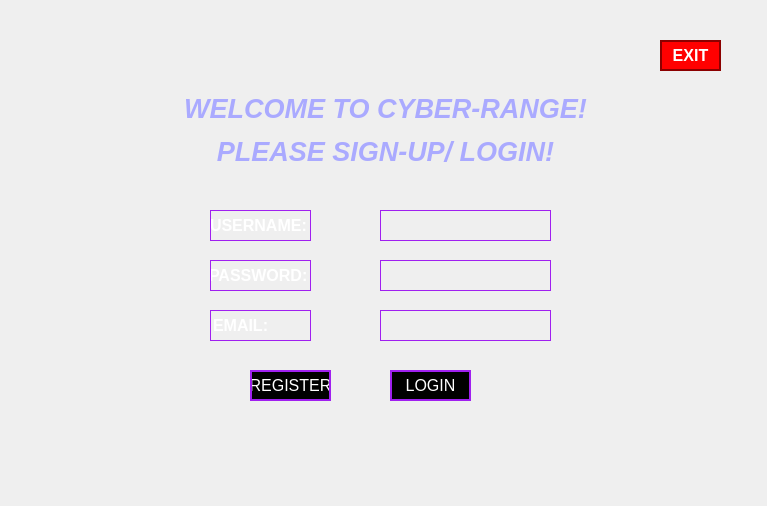
This is CyberRange/Client/LoginDialog.ui in Pafy-24/CyberRange----POO as Qt 5 draws it before an edit. The edited form follows.
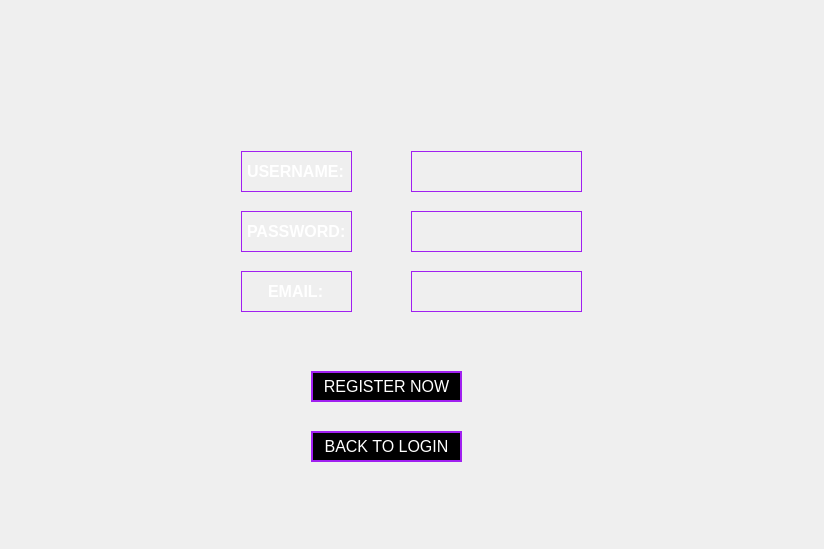
This is the edited form. Icons and pictures are not drawn.

Patch:
```diff
--- a/CyberRange/Client/LoginDialog.ui
+++ b/CyberRange/Client/LoginDialog.ui
@@ -6,8 +6,8 @@
    <rect>
     <x>0</x>
     <y>0</y>
-    <width>767</width>
-    <height>506</height>
+    <width>824</width>
+    <height>549</height>
    </rect>
   </property>
   <property name="font">
@@ -27,11 +27,171 @@
 background-position: center;
 background-size: cover;</string>
   </property>
+  <layout class="QHBoxLayout" name="horizontalLayout">
+   <item>
+    <widget class="QStackedWidget" name="stackedWidget">
+     <property name="styleSheet">
+      <string notr="true">background-image: url(:/background/fundal.jpg);
+background-repeat: no-repeat;
+background-position: center;
+background-size: cover;</string>
+     </property>
+     <property name="currentIndex">
+      <number>1</number>
+     </property>
+     <widget class="QWidget" name="page_5">
+      <property name="styleSheet">
+       <string notr="true">background-image: url(:/background/fundal.jpg);
+background-repeat: no-repeat;
+background-position: center;
+background-size: cover;
+</string>
+      </property>
+      <widget class="QLabel" name="labelWelcome">
+       <property name="geometry">
+        <rect>
+         <x>150</x>
+         <y>90</y>
+         <width>491</width>
+         <height>101</height>
+        </rect>
+       </property>
+       <property name="autoFillBackground">
+        <bool>false</bool>
+       </property>
+       <property name="styleSheet">
+        <string notr="true">QLabel {
+    background-color: transparent;
+    color: rgb(170, 170, 255)
+    font-weight: bold;
+    font-size: 20px;
+    border-radius: 10px; 
+}</string>
+       </property>
+       <property name="text">
+        <string>&lt;html&gt;&lt;head/&gt;&lt;body&gt;&lt;p align=&quot;center&quot;&gt;&lt;span style=&quot; font-size:20pt; font-weight:700; font-style:italic; color:#aaaaff;&quot;&gt;WELCOME TO CYBER-RANGE!&lt;/span&gt;&lt;/p&gt;&lt;p align=&quot;center&quot;&gt;&lt;span style=&quot; font-size:20pt; font-weight:700; font-style:italic; color:#aaaaff;&quot;&gt;PLEASE SIGN-UP/ LOGIN!&lt;/span&gt;&lt;/p&gt;&lt;/body&gt;&lt;/html&gt;</string>
+       </property>
+      </widget>
+      <widget class="QLineEdit" name="lineEditUsername2">
+       <property name="geometry">
+        <rect>
+         <x>250</x>
+         <y>250</y>
+         <width>101</width>
+         <height>31</height>
+        </rect>
+       </property>
+       <property name="font">
+        <font>
+         <pointsize>12</pointsize>
+         <italic>false</italic>
+         <bold>true</bold>
+         <strikeout>false</strikeout>
+        </font>
+       </property>
+       <property name="autoFillBackground">
+        <bool>false</bool>
+       </property>
+       <property name="styleSheet">
+        <string notr="true">QLineEdit {
+    background: transparent;
+    border: 1px solid #a020f0;
+    color: white;
+}
+
+QLineEdit:focus {
+    border: 2px solid white;
+}</string>
+       </property>
+       <property name="text">
+        <string>USERNAME:</string>
+       </property>
+       <property name="alignment">
+        <set>Qt::AlignmentFlag::AlignCenter</set>
+       </property>
+       <property name="readOnly">
+        <bool>true</bool>
+       </property>
+      </widget>
+      <widget class="QLineEdit" name="lineEditPassword2">
+       <property name="geometry">
+        <rect>
+         <x>250</x>
+         <y>310</y>
+         <width>101</width>
+         <height>31</height>
+        </rect>
+       </property>
+       <property name="font">
+        <font>
+         <pointsize>12</pointsize>
+         <bold>true</bold>
+        </font>
+       </property>
+       <property name="autoFillBackground">
+        <bool>false</bool>
+       </property>
+       <property name="styleSheet">
+        <string notr="true">QLineEdit {
+    background: transparent;
+    border: 1px solid #a020f0;
+    color: white;
+}
+
+QLineEdit:focus {
+    border: 2px solid white;
+}</string>
+       </property>
+       <property name="text">
+        <string>PASSWORD:</string>
+       </property>
+       <property name="alignment">
+        <set>Qt::AlignmentFlag::AlignCenter</set>
+       </property>
+       <property name="readOnly">
+        <bool>true</bool>
+       </property>
+      </widget>
+      <widget class="QPushButton" name="registerButton">
+       <property name="geometry">
+        <rect>
+         <x>260</x>
+         <y>400</y>
+         <width>91</width>
+         <height>41</height>
+        </rect>
+       </property>
+       <property name="font">
+        <font>
+         <pointsize>11</pointsize>
+        </font>
+       </property>
+       <property name="styleSheet">
+        <string notr="true">QPushButton {
+    background-color: black;
+    border: 2px solid #a020f0;
+    color: white;
+}
+
+QPushButton:hover {
+    background-color: #a020f0;
+    border: 2px solid white;
+}
+
+QPushButton:pressed {
+    background-color: #8000ff;
+    border: 2px solid white;
+}</string>
+       </property>
+       <property name="text">
+        <string>REGISTER</string>
+       </property>
+      </widget>
   <widget class="QLineEdit" name="lineEditUsername">
    <property name="geometry">
     <rect>
-     <x>380</x>
-     <y>210</y>
+         <x>390</x>
+         <y>250</y>
      <width>171</width>
      <height>31</height>
     </rect>
@@ -51,8 +211,8 @@
   <widget class="QLineEdit" name="lineEditPassword">
    <property name="geometry">
     <rect>
-     <x>380</x>
-     <y>260</y>
+         <x>390</x>
+         <y>310</y>
      <width>171</width>
      <height>31</height>
     </rect>
@@ -75,12 +235,17 @@
   <widget class="QPushButton" name="loginButton">
    <property name="geometry">
     <rect>
-     <x>390</x>
-     <y>370</y>
-     <width>81</width>
-     <height>31</height>
-    </rect>
-   </property>
+         <x>420</x>
+         <y>400</y>
+         <width>91</width>
+         <height>41</height>
+        </rect>
+       </property>
+       <property name="font">
+        <font>
+         <pointsize>11</pointsize>
+        </font>
+       </property>
    <property name="styleSheet">
     <string notr="true">QPushButton {
     background-color: black;
@@ -102,121 +267,11 @@
     <string>LOGIN</string>
    </property>
   </widget>
-  <widget class="QPushButton" name="registerButton">
-   <property name="geometry">
-    <rect>
-     <x>250</x>
-     <y>370</y>
-     <width>81</width>
-     <height>31</height>
-    </rect>
-   </property>
-   <property name="styleSheet">
-    <string notr="true">QPushButton {
-    background-color: black;
-    border: 2px solid #a020f0;
-    color: white;
-}
-
-QPushButton:hover {
-    background-color: #a020f0;
-    border: 2px solid white;
-}
-
-QPushButton:pressed {
-    background-color: #8000ff;
-    border: 2px solid white;
-}</string>
-   </property>
-   <property name="text">
-    <string>REGISTER</string>
-   </property>
-  </widget>
-  <widget class="QLineEdit" name="lineEditUsername2">
-   <property name="geometry">
-    <rect>
-     <x>210</x>
-     <y>210</y>
-     <width>101</width>
-     <height>31</height>
-    </rect>
-   </property>
-   <property name="font">
-    <font>
-     <pointsize>12</pointsize>
-     <italic>false</italic>
-     <bold>true</bold>
-     <strikeout>false</strikeout>
-    </font>
-   </property>
-   <property name="autoFillBackground">
-    <bool>false</bool>
-   </property>
-   <property name="styleSheet">
-    <string notr="true">QLineEdit {
-    background: transparent;
-    border: 1px solid #a020f0;
-    color: white;
-}
-
-QLineEdit:focus {
-    border: 2px solid white;
-}</string>
-   </property>
-   <property name="text">
-    <string>USERNAME:</string>
-   </property>
-   <property name="alignment">
-    <set>Qt::AlignmentFlag::AlignCenter</set>
-   </property>
-   <property name="readOnly">
-    <bool>true</bool>
-   </property>
-  </widget>
-  <widget class="QLineEdit" name="lineEditPassword2">
-   <property name="geometry">
-    <rect>
-     <x>210</x>
-     <y>260</y>
-     <width>101</width>
-     <height>31</height>
-    </rect>
-   </property>
-   <property name="font">
-    <font>
-     <pointsize>12</pointsize>
-     <bold>true</bold>
-    </font>
-   </property>
-   <property name="autoFillBackground">
-    <bool>false</bool>
-   </property>
-   <property name="styleSheet">
-    <string notr="true">QLineEdit {
-    background: transparent;
-    border: 1px solid #a020f0;
-    color: white;
-}
-
-QLineEdit:focus {
-    border: 2px solid white;
-}</string>
-   </property>
-   <property name="text">
-    <string>PASSWORD:</string>
-   </property>
-   <property name="alignment">
-    <set>Qt::AlignmentFlag::AlignCenter</set>
-   </property>
-   <property name="readOnly">
-    <bool>true</bool>
-   </property>
-  </widget>
   <widget class="QPushButton" name="exitButton">
    <property name="geometry">
     <rect>
-     <x>660</x>
-     <y>40</y>
+         <x>670</x>
+         <y>50</y>
      <width>61</width>
      <height>31</height>
     </rect>
@@ -243,59 +298,138 @@
     <string>EXIT</string>
    </property>
   </widget>
-  <widget class="QLabel" name="labelWelcome">
+     </widget>
+     <widget class="QWidget" name="page_6">
+      <property name="styleSheet">
+       <string notr="true">background-image: url(:/background/fundal.jpg);
+background-repeat: no-repeat;
+background-position: center;
+background-size: cover;
+</string>
+      </property>
+      <widget class="QLineEdit" name="lineEditUsernameReg2">
    <property name="geometry">
     <rect>
-     <x>140</x>
-     <y>80</y>
-     <width>491</width>
-     <height>101</height>
-    </rect>
-   </property>
-   <property name="autoFillBackground">
-    <bool>false</bool>
+         <x>230</x>
+         <y>140</y>
+         <width>111</width>
+         <height>41</height>
+        </rect>
+       </property>
+       <property name="font">
+        <font>
+         <pointsize>12</pointsize>
+         <italic>false</italic>
+         <bold>true</bold>
+        </font>
    </property>
    <property name="styleSheet">
-    <string notr="true">QLabel {
-    background-color: transparent;
-    color: rgb(170, 170, 255)
-    font-weight: bold;
-    font-size: 20px;
-    border-radius: 10px; 
+        <string notr="true">QLineEdit {
+    background: transparent;
+    border: 1px solid #a020f0;
+    color: white;
+}
+
+QLineEdit:focus {
+    border: 2px solid white;
 }</string>
    </property>
    <property name="text">
-    <string>&lt;html&gt;&lt;head/&gt;&lt;body&gt;&lt;p align=&quot;center&quot;&gt;&lt;span style=&quot; font-size:20pt; font-weight:700; font-style:italic; color:#aaaaff;&quot;&gt;WELCOME TO CYBER-RANGE!&lt;/span&gt;&lt;/p&gt;&lt;p align=&quot;center&quot;&gt;&lt;span style=&quot; font-size:20pt; font-weight:700; font-style:italic; color:#aaaaff;&quot;&gt;PLEASE SIGN-UP/ LOGIN!&lt;/span&gt;&lt;/p&gt;&lt;/body&gt;&lt;/html&gt;</string>
-   </property>
-  </widget>
-  <widget class="QLabel" name="label">
+        <string>USERNAME:</string>
+       </property>
+       <property name="alignment">
+        <set>Qt::AlignmentFlag::AlignCenter</set>
+       </property>
+       <property name="readOnly">
+        <bool>true</bool>
+       </property>
+      </widget>
+      <widget class="QLineEdit" name="lineEditUsernameReg">
    <property name="geometry">
     <rect>
+         <x>400</x>
+         <y>140</y>
+         <width>171</width>
+         <height>41</height>
+        </rect>
+       </property>
+       <property name="styleSheet">
+        <string notr="true">QLineEdit {
+    background: transparent;
+    border: 1px solid #a020f0;
+    color: white;
+}
+
+QLineEdit:focus {
+    border: 2px solid white;
+}</string>
+       </property>
+      </widget>
+      <widget class="QLineEdit" name="lineEditPasswdReg2">
+       <property name="geometry">
+        <rect>
      <x>230</x>
-     <y>450</y>
-     <width>321</width>
-     <height>21</height>
+         <y>200</y>
+         <width>111</width>
+         <height>41</height>
     </rect>
    </property>
    <property name="font">
     <font>
-     <pointsize>16</pointsize>
-    </font>
-   </property>
+         <pointsize>12</pointsize>
+         <italic>false</italic>
+         <bold>true</bold>
+        </font>
+       </property>
+       <property name="styleSheet">
+        <string notr="true">QLineEdit {
+    background: transparent;
+    border: 1px solid #a020f0;
+    color: white;
+}
+
+QLineEdit:focus {
+    border: 2px solid white;
+}</string>
+       </property>
    <property name="text">
-    <string/>
+        <string>PASSWORD:</string>
    </property>
    <property name="alignment">
     <set>Qt::AlignmentFlag::AlignCenter</set>
    </property>
-  </widget>
-  <widget class="QLineEdit" name="lineEditEmail2">
+       <property name="readOnly">
+        <bool>true</bool>
+       </property>
+      </widget>
+      <widget class="QLineEdit" name="lineEditPasswdReg">
    <property name="geometry">
     <rect>
-     <x>210</x>
-     <y>310</y>
-     <width>101</width>
-     <height>31</height>
+         <x>400</x>
+         <y>200</y>
+         <width>171</width>
+         <height>41</height>
+        </rect>
+       </property>
+       <property name="styleSheet">
+        <string notr="true">QLineEdit {
+    background: transparent;
+    border: 1px solid #a020f0;
+    color: white;
+}
+
+QLineEdit:focus {
+    border: 2px solid white;
+}</string>
+       </property>
+      </widget>
+      <widget class="QLineEdit" name="lineEditEmailReg2">
+       <property name="geometry">
+        <rect>
+         <x>230</x>
+         <y>260</y>
+         <width>111</width>
+         <height>41</height>
     </rect>
    </property>
    <property name="font">
@@ -318,17 +452,20 @@
    <property name="text">
     <string>EMAIL:</string>
    </property>
+       <property name="alignment">
+        <set>Qt::AlignmentFlag::AlignCenter</set>
+       </property>
    <property name="readOnly">
     <bool>true</bool>
    </property>
   </widget>
-  <widget class="QLineEdit" name="lineEditEmail">
+      <widget class="QLineEdit" name="lineEditEmailReg">
    <property name="geometry">
     <rect>
-     <x>380</x>
-     <y>310</y>
+         <x>400</x>
+         <y>260</y>
      <width>171</width>
-     <height>31</height>
+         <height>41</height>
     </rect>
    </property>
    <property name="styleSheet">
@@ -343,6 +480,80 @@
 }</string>
    </property>
   </widget>
+      <widget class="QPushButton" name="pushButtonRegisterNow">
+       <property name="geometry">
+        <rect>
+         <x>300</x>
+         <y>360</y>
+         <width>151</width>
+         <height>31</height>
+        </rect>
+       </property>
+       <property name="font">
+        <font>
+         <pointsize>12</pointsize>
+        </font>
+       </property>
+       <property name="styleSheet">
+        <string notr="true">QPushButton {
+    background-color: black;
+    border: 2px solid #a020f0;
+    color: white;
+}
+
+QPushButton:hover {
+    background-color: #a020f0;
+    border: 2px solid white;
+}
+
+QPushButton:pressed {
+    background-color: #8000ff;
+    border: 2px solid white;
+}</string>
+       </property>
+       <property name="text">
+        <string>REGISTER NOW</string>
+       </property>
+      </widget>
+      <widget class="QPushButton" name="pushButtonBackToLogin">
+       <property name="geometry">
+        <rect>
+         <x>300</x>
+         <y>420</y>
+         <width>151</width>
+         <height>31</height>
+        </rect>
+       </property>
+       <property name="font">
+        <font>
+         <pointsize>12</pointsize>
+        </font>
+       </property>
+       <property name="styleSheet">
+        <string notr="true">QPushButton {
+    background-color: black;
+    border: 2px solid #a020f0;
+    color: white;
+}
+
+QPushButton:hover {
+    background-color: #a020f0;
+    border: 2px solid white;
+}
+
+QPushButton:pressed {
+    background-color: #8000ff;
+    border: 2px solid white;
+}</string>
+       </property>
+       <property name="text">
+        <string>BACK TO LOGIN</string>
+       </property>
+      </widget>
+     </widget>
+    </widget>
+   </item>
+  </layout>
  </widget>
  <resources/>
  <connections/>
```
Lines whose indentation alone changed are shown as unchanged.
